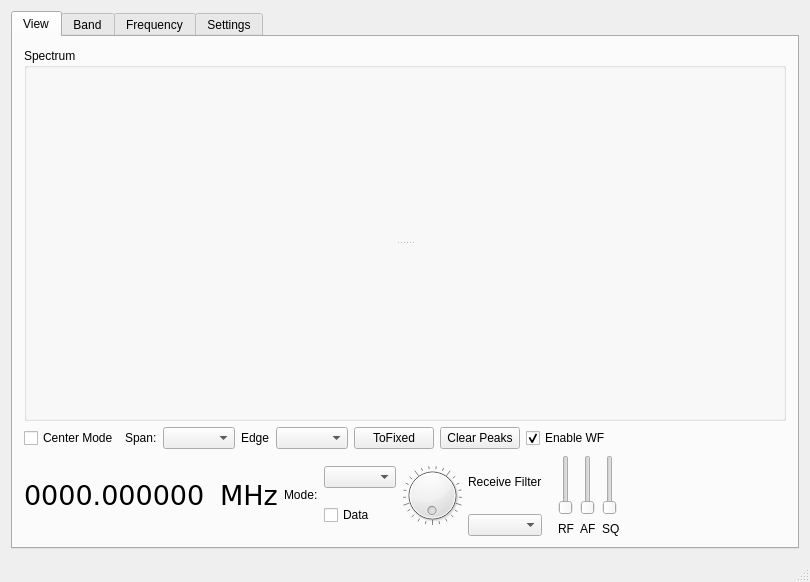
Qt form wfmain.ui (adecarolis/wfweb) before a commit.
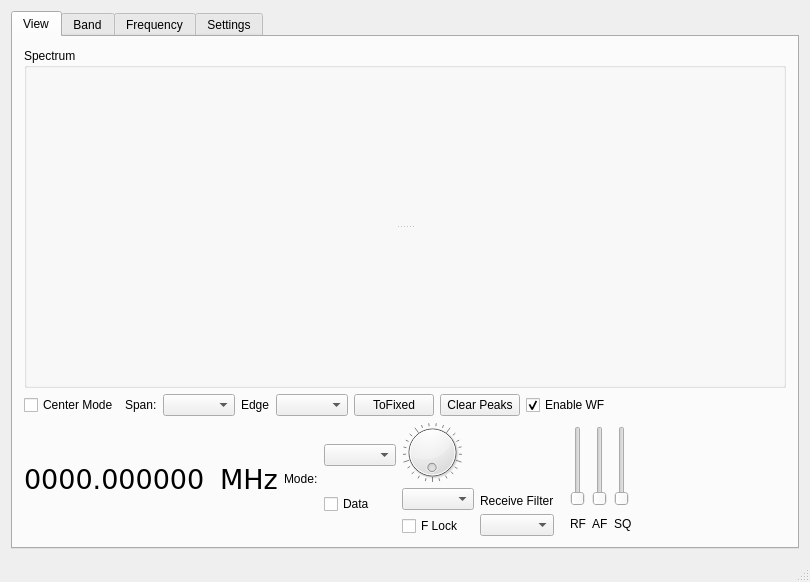
The same form after that commit. Custom widgets are drawn as their Qt base class.

Commit message: Minor change to UI file for better spacing, more elements to come.

The edit to the form file:
```diff
--- a/wfmain.ui
+++ b/wfmain.ui
@@ -200,6 +200,11 @@
            </layout>
           </item>
           <item>
+           <layout class="QVBoxLayout" name="tuningLayout">
+            <property name="rightMargin">
+             <number>0</number>
+            </property>
+            <item>
            <widget class="QDial" name="freqDial">
             <property name="sizePolicy">
              <sizepolicy hsizetype="Fixed" vsizetype="Fixed">
@@ -209,8 +214,8 @@
             </property>
             <property name="minimumSize">
              <size>
-              <width>50</width>
-              <height>1</height>
+                <width>60</width>
+                <height>60</height>
              </size>
             </property>
             <property name="maximumSize">
@@ -228,6 +233,18 @@
            </widget>
           </item>
           <item>
+             <widget class="QComboBox" name="tuningStepCombo"/>
+            </item>
+            <item>
+             <widget class="QCheckBox" name="tuneLockChk">
+              <property name="text">
+               <string>F Lock</string>
+              </property>
+             </widget>
+            </item>
+           </layout>
+          </item>
+          <item>
            <layout class="QVBoxLayout" name="verticalLayout_11">
             <property name="rightMargin">
              <number>10</number>
@@ -237,6 +254,9 @@
               <property name="text">
                <string>Receive Filter</string>
               </property>
+              <property name="alignment">
+               <set>Qt::AlignBottom|Qt::AlignLeading|Qt::AlignLeft</set>
+              </property>
              </widget>
             </item>
             <item>
@@ -251,10 +271,16 @@
             </property>
             <item>
              <widget class="QSlider" name="rfGainSlider">
+              <property name="minimumSize">
+               <size>
+                <width>0</width>
+                <height>70</height>
+               </size>
+              </property>
               <property name="maximumSize">
                <size>
                 <width>16777215</width>
-                <height>60</height>
+                <height>80</height>
                </size>
               </property>
               <property name="toolTip">
@@ -290,10 +316,16 @@
             </property>
             <item>
              <widget class="QSlider" name="afGainSlider">
+              <property name="minimumSize">
+               <size>
+                <width>0</width>
+                <height>70</height>
+               </size>
+              </property>
               <property name="maximumSize">
                <size>
                 <width>16777215</width>
-                <height>60</height>
+                <height>80</height>
                </size>
               </property>
               <property name="toolTip">
@@ -329,10 +361,16 @@
             </property>
             <item>
              <widget class="QSlider" name="sqlSlider">
+              <property name="minimumSize">
+               <size>
+                <width>0</width>
+                <height>70</height>
+               </size>
+              </property>
               <property name="maximumSize">
                <size>
                 <width>16777215</width>
-                <height>60</height>
+                <height>80</height>
                </size>
               </property>
               <property name="maximum">
```
Lines whose indentation alone changed are shown as unchanged.
